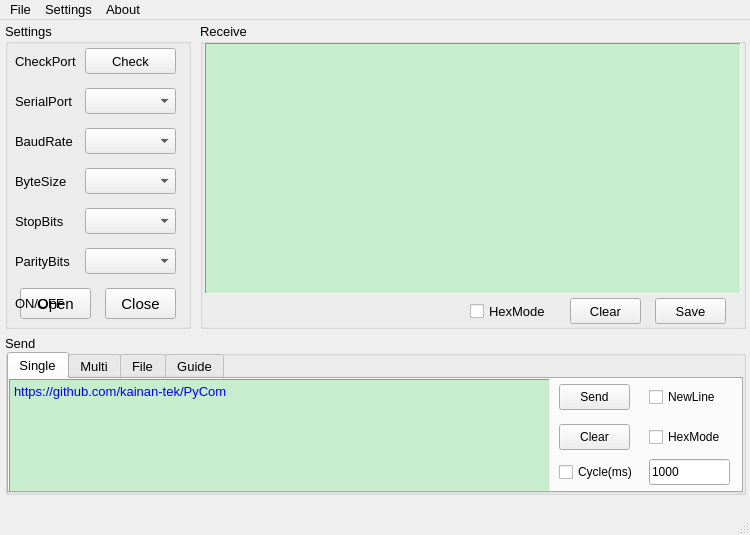
Before: the Qt Designer form ui/mainwindow.ui in kainan-tek/PyCOM, drawn with Qt 5.
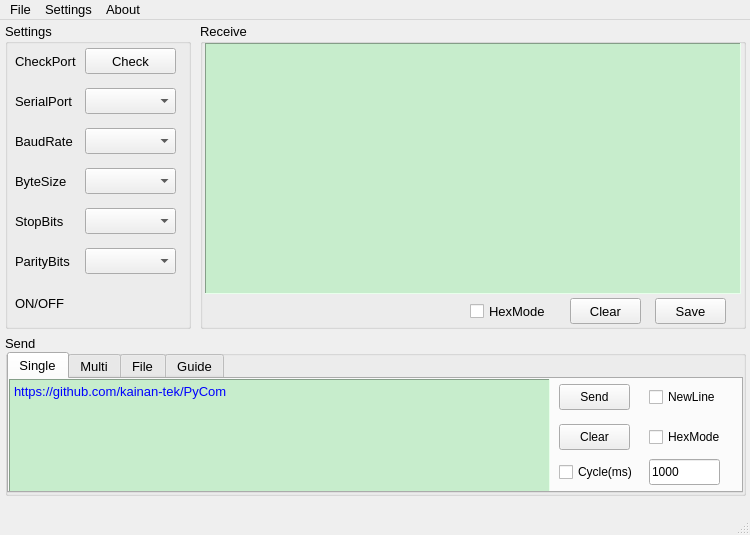
After: the same form once the commit is applied.

Diff of the .ui file:
```diff
--- a/ui/mainwindow.ui
+++ b/ui/mainwindow.ui
@@ -259,89 +259,6 @@
       <bool>false</bool>
      </property>
     </widget>
-    <widget class="QPushButton" name="pushButton_Open">
-     <property name="geometry">
-      <rect>
-       <x>15</x>
-       <y>265</y>
-       <width>71</width>
-       <height>31</height>
-      </rect>
-     </property>
-     <property name="font">
-      <font>
-       <pointsize>11</pointsize>
-       <bold>false</bold>
-      </font>
-     </property>
-     <property name="mouseTracking">
-      <bool>false</bool>
-     </property>
-     <property name="tabletTracking">
-      <bool>false</bool>
-     </property>
-     <property name="focusPolicy">
-      <enum>Qt::FocusPolicy::StrongFocus</enum>
-     </property>
-     <property name="acceptDrops">
-      <bool>false</bool>
-     </property>
-     <property name="autoFillBackground">
-      <bool>false</bool>
-     </property>
-     <property name="styleSheet">
-      <string notr="true"/>
-     </property>
-     <property name="text">
-      <string>Open</string>
-     </property>
-     <property name="checkable">
-      <bool>false</bool>
-     </property>
-     <property name="autoRepeat">
-      <bool>false</bool>
-     </property>
-     <property name="autoExclusive">
-      <bool>false</bool>
-     </property>
-     <property name="autoDefault">
-      <bool>true</bool>
-     </property>
-     <property name="default">
-      <bool>false</bool>
-     </property>
-     <property name="flat">
-      <bool>false</bool>
-     </property>
-    </widget>
-    <widget class="QPushButton" name="pushButton_Close">
-     <property name="geometry">
-      <rect>
-       <x>100</x>
-       <y>265</y>
-       <width>71</width>
-       <height>31</height>
-      </rect>
-     </property>
-     <property name="font">
-      <font>
-       <pointsize>11</pointsize>
-       <bold>false</bold>
-      </font>
-     </property>
-     <property name="mouseTracking">
-      <bool>false</bool>
-     </property>
-     <property name="text">
-      <string>Close</string>
-     </property>
-     <property name="autoDefault">
-      <bool>true</bool>
-     </property>
-     <property name="default">
-      <bool>false</bool>
-     </property>
-    </widget>
     <widget class="QLabel" name="label_togglebt">
      <property name="geometry">
       <rect>
@@ -368,7 +285,7 @@
       <x>5</x>
       <y>315</y>
       <width>741</width>
-      <height>160</height>
+      <height>161</height>
      </rect>
     </property>
     <property name="autoFillBackground">
@@ -452,7 +369,7 @@
         <rect>
          <x>640</x>
          <y>80</y>
-         <width>81</width>
+         <width>71</width>
          <height>26</height>
         </rect>
        </property>
@@ -481,7 +398,7 @@
         <rect>
          <x>640</x>
          <y>45</y>
-         <width>85</width>
+         <width>81</width>
          <height>26</height>
         </rect>
        </property>
```
Left out of the diff: 2 changed lines with no effect on the pictures.
